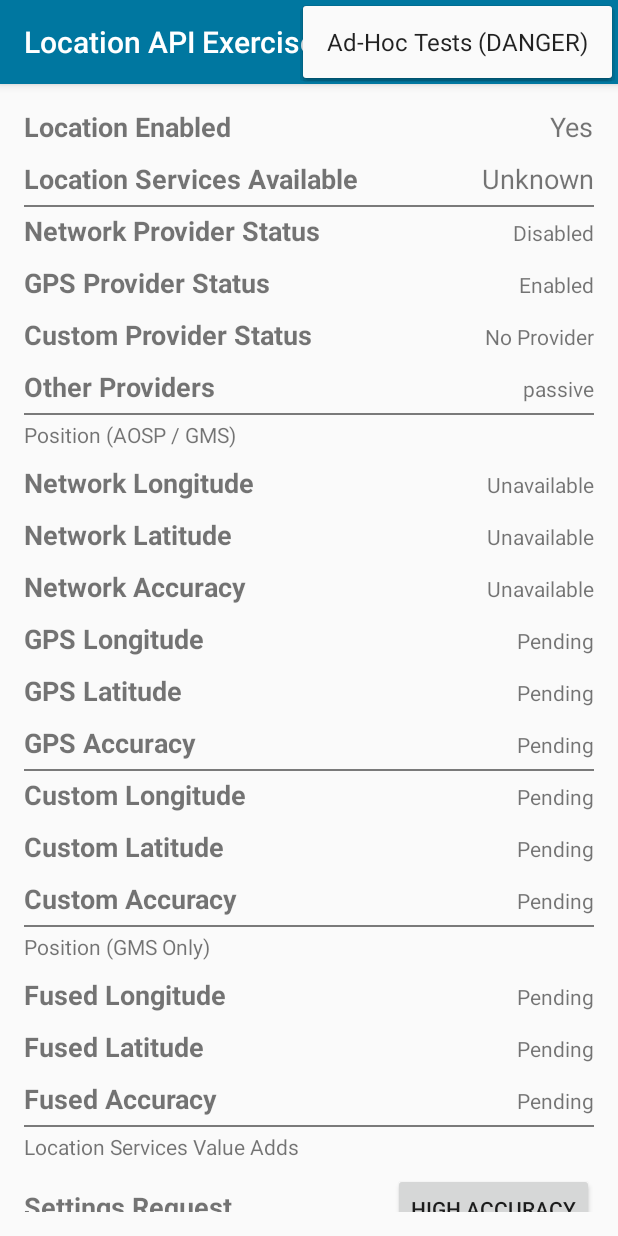
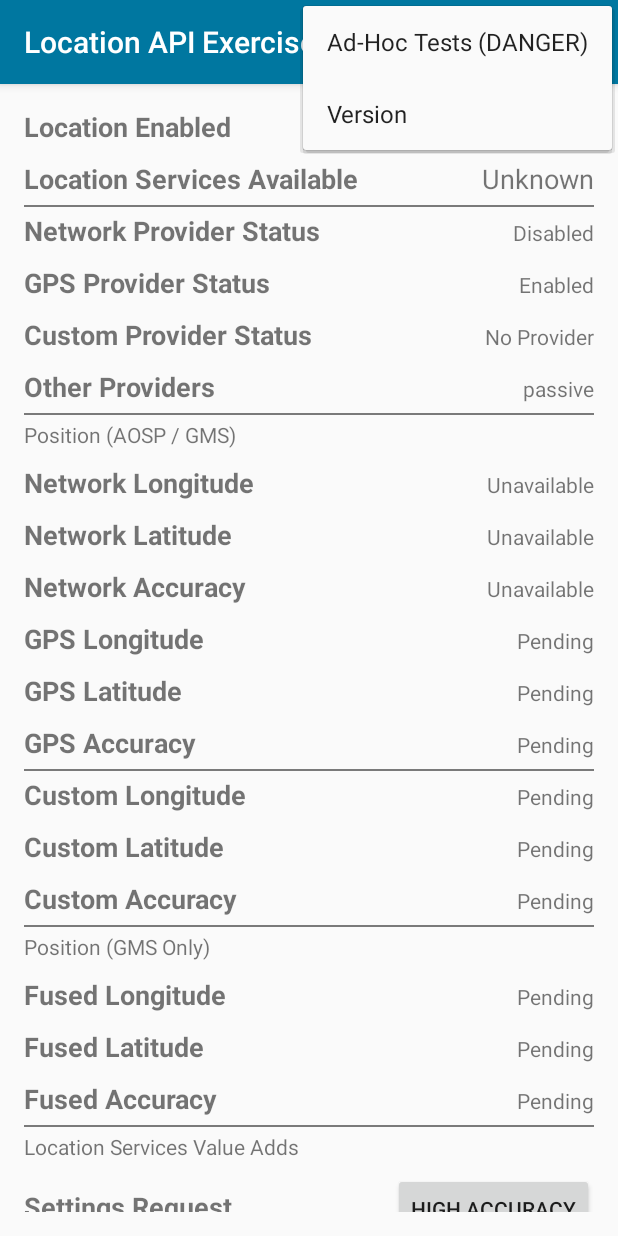
Before and after one commit to darryncampbell/Location-API-Exerciser, an Android app: the screen it shows after launch (MainActivity), with the options menu open, on a phone screen of 412 x 824 dp. Run offline under Robolectric (Android 15) with nearby library versions, the phone set to English and light mode, and no system bars; 3 statements that could not run were skipped.

Commit message:
Simple version API

```diff
--- a/app/src/main/res/menu/menu_main.xml
+++ b/app/src/main/res/menu/menu_main.xml
@@ -7,4 +7,9 @@
         android:orderInCategory="100"
         android:title="@string/action_adhoc_testing"
         app:showAsAction="never" />
+    <item
+        android:id="@+id/action_about"
+        android:orderInCategory="101"
+        android:title="@string/action_about"
+        app:showAsAction="never" />
 </menu>
--- a/app/src/main/res/values/strings.xml
+++ b/app/src/main/res/values/strings.xml
@@ -1,6 +1,7 @@
 <resources>
     <string name="app_name">Location API Exerciser</string>
     <string name="action_adhoc_testing">Ad-Hoc Tests (DANGER)</string>
+    <string name="action_about">Version</string>
     <string name="service_not_available">Geocode service not available</string>
     <string name="invalid_lat_long_used">invalid lat / long</string>
     <string name="no_address_found">NO location found</string>
```
Also changed, not shown: app/src/main/java/com/darryncampbell/locationapiexerciser/MainActivity.java (+10 -0 lines).
